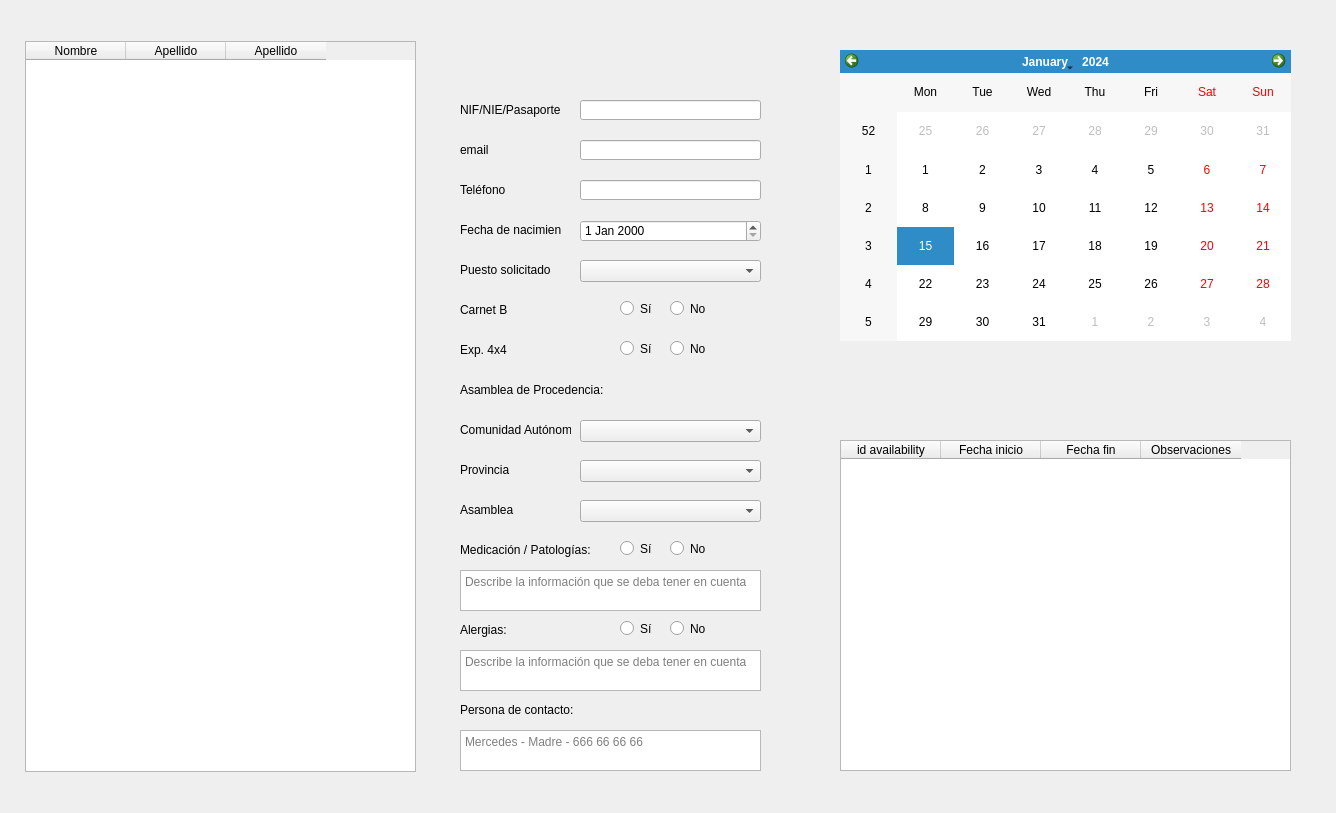
Above: src/ui/pages/volunteer_page.ui from BeCuber/Turnomatic before the change. Below: the same form after it.
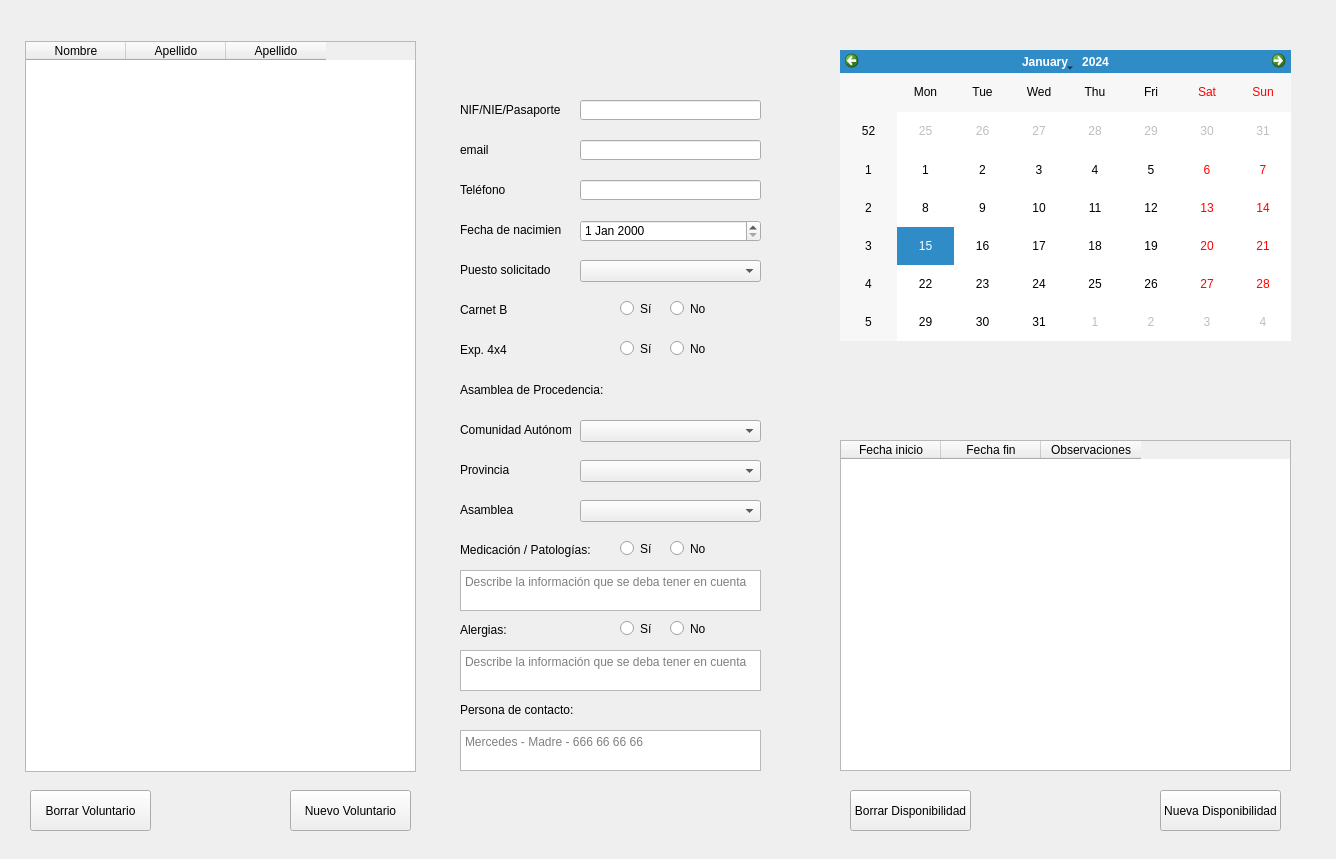
That is the form after the change.

Commit message: Create buttons to add and delete volunteer on volunteer_page and their functions

```diff
--- a/src/ui/pages/volunteer_page.ui
+++ b/src/ui/pages/volunteer_page.ui
@@ -7,7 +7,7 @@
     <x>0</x>
     <y>0</y>
     <width>1336</width>
-    <height>813</height>
+    <height>859</height>
    </rect>
   </property>
   <widget class="QTableWidget" name="allVolunteerTableWidget">
@@ -503,11 +503,6 @@
      <height>331</height>
     </rect>
    </property>
-   <column>
-    <property name="text">
-     <string>id availability</string>
-    </property>
-   </column>
    <column>
     <property name="text">
      <string>Fecha inicio</string>
@@ -534,6 +529,58 @@
     </rect>
    </property>
   </widget>
+  <widget class="QPushButton" name="btnAddVolunteer">
+   <property name="geometry">
+    <rect>
+     <x>290</x>
+     <y>790</y>
+     <width>121</width>
+     <height>41</height>
+    </rect>
+   </property>
+   <property name="text">
+    <string>Nuevo Voluntario</string>
+   </property>
+  </widget>
+  <widget class="QPushButton" name="btnDeleteVolunteer">
+   <property name="geometry">
+    <rect>
+     <x>30</x>
+     <y>790</y>
+     <width>121</width>
+     <height>41</height>
+    </rect>
+   </property>
+   <property name="text">
+    <string>Borrar Voluntario</string>
+   </property>
+  </widget>
+  <widget class="QPushButton" name="btnAddAvailability">
+   <property name="geometry">
+    <rect>
+     <x>1160</x>
+     <y>790</y>
+     <width>121</width>
+     <height>41</height>
+    </rect>
+   </property>
+   <property name="text">
+    <string>Nueva Disponibilidad</string>
+   </property>
+  </widget>
+  <widget class="QPushButton" name="btnDeleteAvailability">
+   <property name="geometry">
+    <rect>
+     <x>850</x>
+     <y>790</y>
+     <width>121</width>
+     <height>41</height>
+    </rect>
+   </property>
+   <property name="text">
+    <string>Borrar Disponibilidad</string>
+   </property>
+  </widget>
  </widget>
  <resources/>
  <connections/>
```
Left out of the diff: 4 changed lines with no effect on the pictures. The commit also changes 6 other files.
